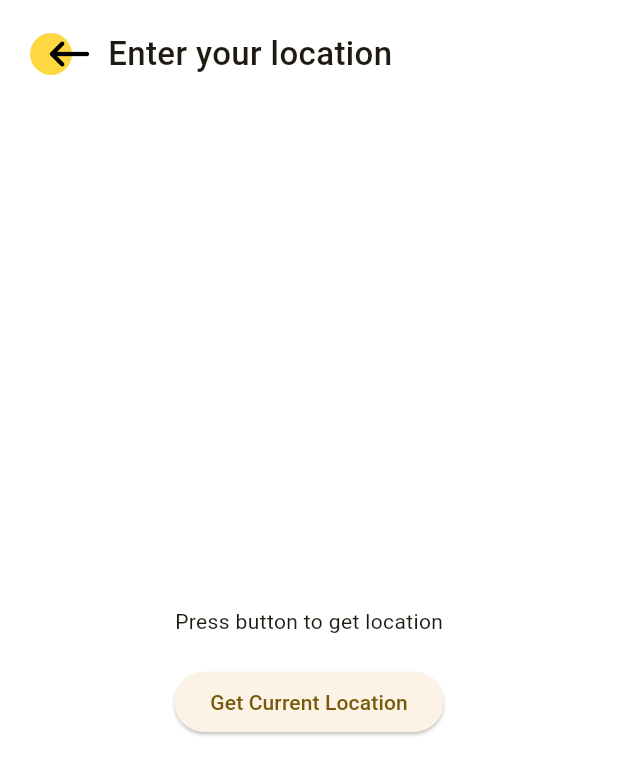
After one commit to Dohahamdyy/citizen-connect, a Flutter app: the LocationScreen screen opened by its route, after a tap on "Get Current Location", on a phone screen of 412 x 824 dp. The commit adds this screen. Shown: the top 775 px of the screen. Run offline on Flutter 3.47's test engine with Material 3 defaults, Android fonts, the phone set to English and light mode, and no system bars; our stand-ins replace flutter_svg, geolocator, image_picker, shared_preferences; accounts and stored records are empty.

Commit message:
implemented location screen

```diff
--- a/lib/main.dart
+++ b/lib/main.dart
@@ -2,6 +2,7 @@ import 'package:flutter/material.dart';
 import 'package:flutter_demo/ui/screens/description_screen.dart';
 import 'package:flutter_demo/ui/screens/forget_password_screen.dart';
 import 'package:flutter_demo/ui/screens/home_screen.dart';
+import 'package:flutter_demo/ui/screens/location_screen.dart';
 import 'package:flutter_demo/ui/screens/login_screen.dart';
 import 'package:flutter_demo/ui/screens/main_screen.dart';
 import 'package:flutter_demo/ui/screens/progress_screen.dart';
@@ -46,6 +47,7 @@ class MyApp extends StatelessWidget {
         '/report': (context) => const MyReportScreen(),
         '/main': (context) => const MainScreen(),
         '/description': (context) => DescriptionScreen(),
+        '/location': (context) => const LocationScreen(),
       },
     );
   }
--- a/lib/ui/screens/home_screen.dart
+++ b/lib/ui/screens/home_screen.dart
@@ -179,7 +179,9 @@ class CategoryItem extends StatelessWidget {
 
   @override
   Widget build(BuildContext context) {
-    return Container(
+    return InkWell(
+      onTap: () => Navigator.of(context).pushNamed('/progress'),
+      child: Container(
         margin: const EdgeInsets.only(top: 10),
         padding: const EdgeInsets.all(10),
         child: Column(
@@ -202,6 +204,7 @@ class CategoryItem extends StatelessWidget {
             ),
           ],
         ),
+      ),
     );
   }
 }
--- /dev/null
+++ b/lib/ui/screens/location_screen.dart
@@ -0,0 +1,113 @@
+import 'package:flutter/material.dart';
+import 'package:flutter_demo/ui/widgets/back_button.dart';
+import 'package:geolocator/geolocator.dart';
+
+class LocationScreen extends StatelessWidget {
+  const LocationScreen({super.key});
+
+  @override
+  Widget build(BuildContext context) {
+    return const Scaffold(
+      backgroundColor: Colors.white,
+      body: SafeArea(
+        child: Column(
+          children: [
+            Padding(
+              padding: EdgeInsets.symmetric(horizontal: 20, vertical: 10),
+              child: Row(
+                children: [
+                  CustomBackButton(),
+                  Text(
+                    'Enter your location',
+                    style: TextStyle(
+                      fontSize: 22,
+                      fontWeight: FontWeight.w500,
+                    ),
+                  ),
+                ],
+              ),
+            ),
+            Expanded(child: CurrentLocationWidget()),
+          ],
+        ),
+      ),
+    );
+  }
+}
+
+class CurrentLocationWidget extends StatefulWidget {
+  const CurrentLocationWidget({super.key});
+
+  @override
+  CurrentLocationWidgetState createState() => CurrentLocationWidgetState();
+}
+
+class CurrentLocationWidgetState extends State<CurrentLocationWidget> {
+  String location = 'Press button to get location';
+
+  Future<void> _getCurrentLocation() async {
+    bool serviceEnabled;
+    LocationPermission permission;
+
+    /// Test if location services are enabled.
+    serviceEnabled = await Geolocator.isLocationServiceEnabled();
+    if (!serviceEnabled) {
+      /// Location services are not enabled don't continue
+      /// accessing the position and request users of the
+      /// App to enable the location services.
+      setState(() {
+        location = 'Location services are disabled.';
+      });
+      return;
+    }
+
+    permission = await Geolocator.checkPermission();
+    if (permission == LocationPermission.denied) {
+      permission = await Geolocator.requestPermission();
+      if (permission == LocationPermission.denied) {
+        /// Permissions are denied, next time you could try
+        /// requesting permissions again (this is also where
+        /// Android's shouldShowRequestPermissionRationale
+        /// returned true. According to Android guidelines
+        /// your App should show an explanatory UI now.
+        setState(() {
+          location = 'Location permissions are denied';
+        });
+        return;
+      }
+    }
+
+    if (permission == LocationPermission.deniedForever) {
+      /// Permissions are denied forever, handle appropriately.
+      setState(() {
+        location = 'Location permissions are permanently denied, we cannot request permissions.';
+      });
+      return;
+    }
+
+    /// When we reach here, permissions are granted and we can
+    /// continue accessing the position of the device.
+    Position position = await Geolocator.getCurrentPosition();
+    setState(() {
+      location = 'Latitude: ${position.latitude}, Longitude: ${position.longitude}';
+      Navigator.of(context).pop(position);
+    });
+  }
+
+  @override
+  Widget build(BuildContext context) {
+    return Center(
+      child: Column(
+        mainAxisAlignment: MainAxisAlignment.center,
+        children: <Widget>[
+          Text(location),
+          const SizedBox(height: 20),
+          ElevatedButton(
+            onPressed: _getCurrentLocation,
+            child: const Text('Get Current Location'),
+          ),
+        ],
+      ),
+    );
+  }
+}
--- a/lib/ui/screens/login_screen.dart
+++ b/lib/ui/screens/login_screen.dart
@@ -39,6 +39,8 @@ class _LoginScreenState extends State<LoginScreen> {
                   children: [
                     TextFormField(
                       controller: _emailController,
+                      keyboardType: TextInputType.emailAddress,
+                      textInputAction: TextInputAction.next,
                       decoration: textFieldDecoration.copyWith(
                         labelText: 'Email',
                       ),
--- a/lib/ui/screens/progress_screen.dart
+++ b/lib/ui/screens/progress_screen.dart
@@ -2,6 +2,7 @@ import 'package:flutter/material.dart';
 import 'package:flutter_demo/ui/utils/colors.dart';
 import 'package:flutter_demo/ui/widgets/back_button.dart';
 import 'package:flutter_demo/ui/widgets/check_circle.dart';
+import 'package:geolocator/geolocator.dart';
 import 'package:image_picker/image_picker.dart';
 
 class ProgressScreen extends StatefulWidget {
@@ -14,7 +15,7 @@ class ProgressScreen extends StatefulWidget {
 class _ProgressScreenState extends State<ProgressScreen> {
   XFile? pickedImage;
   String? description;
-  String? location;
+  Position? location;
 
   @override
   Widget build(BuildContext context) {
@@ -131,7 +132,16 @@ class _ProgressScreenState extends State<ProgressScreen> {
                               print('Description: $desc');
                               setState(() => description = desc);
                             }
-                          } else if (location != null) {}
+                          } else if (location == null) {
+                            final position =
+                                await Navigator.of(context).pushNamed('/location') as Position?;
+                            if (position != null) {
+                              print('Location: $location');
+                              setState(() => location = position);
+                            }
+                          } else {
+                            // submit report
+                          }
                         },
                         child: const Padding(
                           padding: EdgeInsets.symmetric(horizontal: 100),
--- a/pubspec.yaml
+++ b/pubspec.yaml
@@ -38,6 +38,7 @@ dependencies:
   flutter_svg: any
   image_picker: ^1.1.2
   shared_preferences: ^2.2.3
+  geolocator: ^12.0.0
 
 dev_dependencies:
   flutter_test:
```
Also changed, not shown: pubspec.lock, 2 other files. Lines whose indentation alone changed are shown as unchanged.
